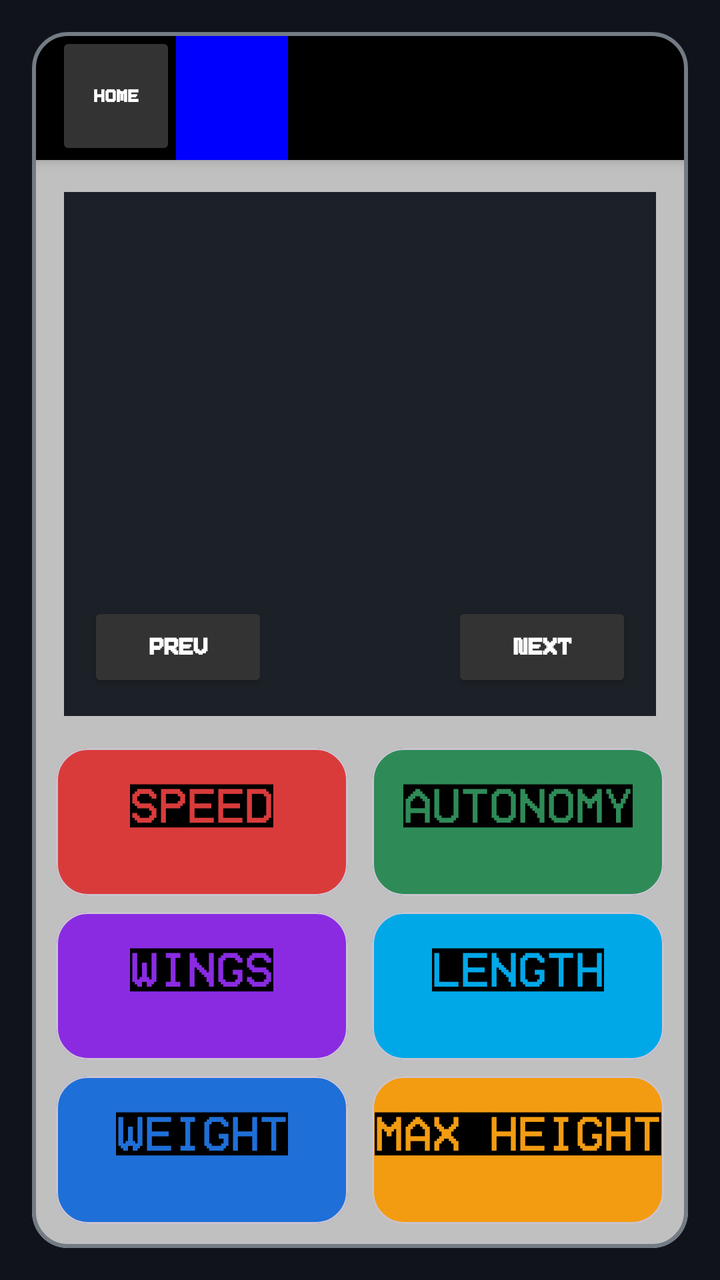
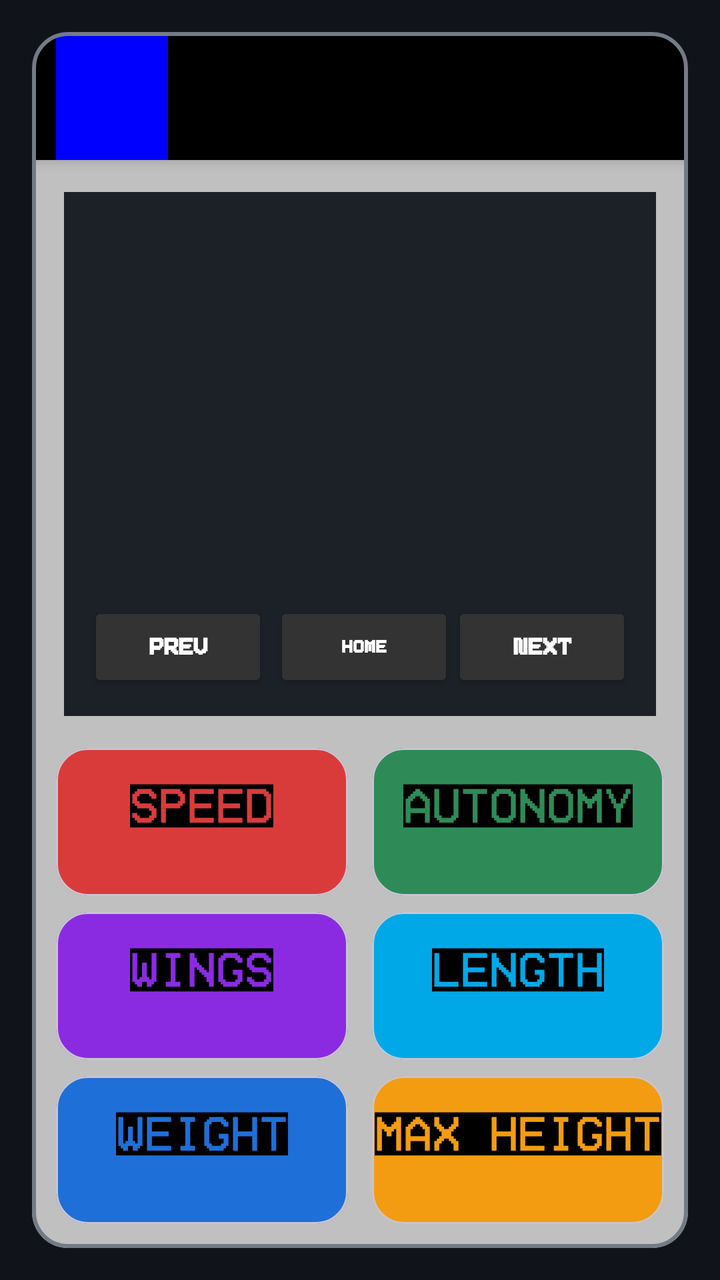

Screens rendered from an Android XML layout before and after an edit, with the pre-edit source and the edit as a unified diff.
<!-- AndroidManifest.xml: application theme Theme.SuperUltima -->
<!-- res/layout/card1.xml -->
<?xml version="1.0" encoding="utf-8"?>
<androidx.constraintlayout.widget.ConstraintLayout
    xmlns:android="http://schemas.android.com/apk/res/android"
    xmlns:app="http://schemas.android.com/apk/res-auto"
    xmlns:tools="http://schemas.android.com/tools"
    android:id="@+id/main"
    android:layout_width="match_parent"
    android:layout_height="match_parent"
    android:background="#10131A"
    tools:context=".AirplanesCardActivity">


    <com.google.android.material.card.MaterialCardView
        android:id="@+id/cardTemplate"
        android:layout_width="0dp"
        android:layout_height="0dp"
        android:layout_margin="16dp"
        app:cardCornerRadius="18dp"
        app:cardBackgroundColor="#252A31"
        app:strokeColor="#737B84"
        app:strokeWidth="2dp"
        app:layout_constraintTop_toTopOf="parent"
        app:layout_constraintBottom_toBottomOf="parent"
        app:layout_constraintStart_toStartOf="parent"
        app:layout_constraintEnd_toEndOf="parent">


        <androidx.constraintlayout.widget.ConstraintLayout
            android:layout_width="match_parent"
            android:layout_height="match_parent"
            android:background="#C0C0C0">


            
            
            

            <LinearLayout
                android:id="@+id/headerBar"
                android:layout_width="0dp"
                android:layout_height="64dp"
                android:orientation="horizontal"
                android:background="#000000"
                android:elevation="4dp"
                android:paddingStart="12dp"
                android:paddingEnd="12dp"
                app:layout_constraintTop_toTopOf="parent"
                app:layout_constraintStart_toStartOf="parent"
                app:layout_constraintEnd_toEndOf="parent">


                

                <Button
                    android:id="@+id/homeButton"
                    android:layout_width="60dp"
                    android:layout_height="match_parent"
                    android:text="HOME"
                    android:textColor="#FFFFFF"
                    android:textSize="12sp"
                    android:textStyle="bold"
                    android:backgroundTint="#333333"
                    android:fontFamily="@font/pixeboy"/>


                

                <FrameLayout
                    android:id="@+id/codeBadge"
                    android:layout_width="56dp"
                    android:layout_height="match_parent"
                    android:background="#0000FF">

                    <TextView
                        android:id="@+id/cardCode"
                        android:layout_width="wrap_content"
                        android:layout_height="wrap_content"
                        android:layout_gravity="center"
                        android:text=""
                        android:textColor="#FFFFFF"
                        android:textSize="40sp"
                        android:textStyle="bold"
                        android:fontFamily="@font/pixeboy"/>

                </FrameLayout>


                

                <LinearLayout
                    android:layout_width="0dp"
                    android:layout_height="match_parent"
                    android:layout_weight="1"
                    android:orientation="vertical"
                    android:gravity="center_vertical"
                    android:paddingStart="12dp">

                    <TextView
                        android:id="@+id/airplaneName"
                        android:layout_width="match_parent"
                        android:layout_height="wrap_content"
                        android:text=""
                        android:textColor="#FFD700"
                        android:textSize="30sp"
                        android:textStyle="bold"
                        android:fontFamily="@font/pixeboy"/>

                    <TextView
                        android:id="@+id/airplaneType"
                        android:layout_width="match_parent"
                        android:layout_height="wrap_content"
                        android:text=""
                        android:textColor="#FFFFFF"
                        android:textSize="16sp"
                        android:textStyle="bold"
                        android:fontFamily="@font/pixeboy"/>

                </LinearLayout>

            </LinearLayout>


            
            
            

            <FrameLayout
                android:id="@+id/imageFrame"
                android:layout_width="0dp"
                android:layout_height="0dp"
                android:layout_margin="16dp"
                android:background="#1C2127"
                app:layout_constraintTop_toBottomOf="@id/headerBar"
                app:layout_constraintBottom_toTopOf="@id/statsContainer"
                app:layout_constraintStart_toStartOf="parent"
                app:layout_constraintEnd_toEndOf="parent">


                

                <ImageView
                    android:id="@+id/airplaneImage"
                    android:layout_width="match_parent"
                    android:layout_height="match_parent"
                    android:scaleType="fitXY"
                    android:src="@android:color/transparent"/>


                
                
                

                <Button
                    android:id="@+id/prevButton"
                    android:layout_width="90dp"
                    android:layout_height="45dp"
                    android:layout_gravity="bottom|start"
                    android:layout_marginStart="12dp"
                    android:layout_marginBottom="12dp"
                    android:text="PREV"
                    android:textColor="#FFFFFF"
                    android:textSize="16sp"
                    android:textStyle="bold"
                    android:backgroundTint="#333333"
                    android:fontFamily="@font/pixeboy"/>


                
                
                

                <Button
                    android:id="@+id/nextButton"
                    android:layout_width="90dp"
                    android:layout_height="45dp"
                    android:layout_gravity="bottom|end"
                    android:layout_marginEnd="12dp"
                    android:layout_marginBottom="12dp"
                    android:text="NEXT"
                    android:textColor="#FFFFFF"
                    android:textSize="16sp"
                    android:textStyle="bold"
                    android:backgroundTint="#333333"
                    android:fontFamily="@font/pixeboy"/>

            </FrameLayout>


            
            
            

            <LinearLayout
                android:id="@+id/statsContainer"
                android:layout_width="0dp"
                android:layout_height="wrap_content"
                android:layout_margin="12dp"
                android:orientation="vertical"
                app:layout_constraintBottom_toBottomOf="parent"
                app:layout_constraintStart_toStartOf="parent"
                app:layout_constraintEnd_toEndOf="parent">


                
                
                

                <LinearLayout
                    android:layout_width="match_parent"
                    android:layout_height="wrap_content"
                    android:orientation="horizontal"
                    android:layout_marginBottom="8dp">


                    

                    <com.google.android.material.card.MaterialCardView
                        android:layout_width="0dp"
                        android:layout_height="74dp"
                        android:layout_weight="1"
                        android:layout_marginEnd="6dp"
                        app:cardCornerRadius="16dp"
                        app:cardBackgroundColor="#D93B3B">

                        <LinearLayout
                            android:layout_width="match_parent"
                            android:layout_height="match_parent"
                            android:orientation="vertical"
                            android:gravity="center">

                            <TextView
                                android:id="@+id/speedLabel"
                                android:layout_width="wrap_content"
                                android:layout_height="wrap_content"
                                android:text="SPEED"
                                android:textColor="#000000"
                                android:textSize="24sp"
                                android:textStyle="bold"
                                android:fontFamily="@font/homevideoboldr90dv"/>

                            <TextView
                                android:id="@+id/speedValue"
                                android:layout_width="wrap_content"
                                android:layout_height="wrap_content"
                                android:text=""
                                android:textColor="#000000"
                                android:textSize="20sp"
                                android:fontFamily="@font/pixeboy"/>

                        </LinearLayout>

                    </com.google.android.material.card.MaterialCardView>


                    

                    <com.google.android.material.card.MaterialCardView
                        android:layout_width="0dp"
                        android:layout_height="74dp"
                        android:layout_weight="1"
                        android:layout_marginStart="6dp"
                        app:cardCornerRadius="16dp"
                        app:cardBackgroundColor="#2E8B57">

                        <LinearLayout
                            android:layout_width="match_parent"
                            android:layout_height="match_parent"
                            android:orientation="vertical"
                            android:gravity="center">

                            <TextView
                                android:id="@+id/autonomyLabel"
                                android:layout_width="wrap_content"
                                android:layout_height="wrap_content"
                                android:text="AUTONOMY"
                                android:textColor="#000000"
                                android:textSize="24sp"
                                android:textStyle="bold"
                                android:fontFamily="@font/homevideoboldr90dv"/>

                            <TextView
                                android:id="@+id/autonomyValue"
                                android:layout_width="wrap_content"
                                android:layout_height="wrap_content"
                                android:text=""
                                android:textColor="#000000"
                                android:textSize="20sp"
                                android:fontFamily="@font/pixeboy"/>

                        </LinearLayout>

                    </com.google.android.material.card.MaterialCardView>

                </LinearLayout>


                
                
                

                <LinearLayout
                    android:layout_width="match_parent"
                    android:layout_height="wrap_content"
                    android:orientation="horizontal"
                    android:layout_marginBottom="8dp">


                    

                    <com.google.android.material.card.MaterialCardView
                        android:layout_width="0dp"
                        android:layout_height="74dp"
                        android:layout_weight="1"
                        android:layout_marginEnd="6dp"
                        app:cardCornerRadius="16dp"
                        app:cardBackgroundColor="#8A2BE2">

                        <LinearLayout
                            android:layout_width="match_parent"
                            android:layout_height="match_parent"
                            android:orientation="vertical"
                            android:gravity="center">

                            <TextView
                                android:id="@+id/wingsLabel"
                                android:layout_width="wrap_content"
                                android:layout_height="wrap_content"
                                android:text="WINGS"
                                android:textColor="#000000"
                                android:textSize="24sp"
                                android:textStyle="bold"
                                android:fontFamily="@font/homevideoboldr90dv"/>

                            <TextView
                                android:id="@+id/wingsValue"
                                android:layout_width="wrap_content"
                                android:layout_height="wrap_content"
                                android:text=""
                                android:textColor="#000000"
                                android:textSize="20sp"
                                android:fontFamily="@font/pixeboy"/>

                        </LinearLayout>

                    </com.google.android.material.card.MaterialCardView>


                    

                    <com.google.android.material.card.MaterialCardView
                        android:layout_width="0dp"
                        android:layout_height="74dp"
                        android:layout_weight="1"
                        android:layout_marginStart="6dp"
                        app:cardCornerRadius="16dp"
                        app:cardBackgroundColor="#00A8E8">

                        <LinearLayout
                            android:layout_width="match_parent"
                            android:layout_height="match_parent"
                            android:orientation="vertical"
                            android:gravity="center">

                            <TextView
                                android:id="@+id/lengthLabel"
                                android:layout_width="wrap_content"
                                android:layout_height="wrap_content"
                                android:text="LENGTH"
                                android:textColor="#000000"
                                android:textSize="24sp"
                                android:textStyle="bold"
                                android:fontFamily="@font/homevideoboldr90dv"/>

                            <TextView
                                android:id="@+id/lengthValue"
                                android:layout_width="wrap_content"
                                android:layout_height="wrap_content"
                                android:text=""
                                android:textColor="#000000"
                                android:textSize="20sp"
                                android:fontFamily="@font/pixeboy"/>

                        </LinearLayout>

                    </com.google.android.material.card.MaterialCardView>

                </LinearLayout>


                
                
                

                <LinearLayout
                    android:layout_width="match_parent"
                    android:layout_height="wrap_content"
                    android:orientation="horizontal">


                    

                    <com.google.android.material.card.MaterialCardView
                        android:layout_width="0dp"
                        android:layout_height="74dp"
                        android:layout_weight="1"
                        android:layout_marginEnd="6dp"
                        app:cardCornerRadius="16dp"
                        app:cardBackgroundColor="#1F6FD8">

                        <LinearLayout
                            android:layout_width="match_parent"
                            android:layout_height="match_parent"
                            android:orientation="vertical"
                            android:gravity="center">

                            <TextView
                                android:id="@+id/weightLabel"
                                android:layout_width="wrap_content"
                                android:layout_height="wrap_content"
                                android:text="WEIGHT"
                                android:textColor="#000000"
                                android:textSize="24sp"
                                android:textStyle="bold"
                                android:fontFamily="@font/homevideoboldr90dv"/>

                            <TextView
                                android:id="@+id/weightValue"
                                android:layout_width="wrap_content"
                                android:layout_height="wrap_content"
                                android:text=""
                                android:textColor="#000000"
                                android:textSize="20sp"
                                android:fontFamily="@font/pixeboy"/>

                        </LinearLayout>

                    </com.google.android.material.card.MaterialCardView>


                    

                    <com.google.android.material.card.MaterialCardView
                        android:layout_width="0dp"
                        android:layout_height="74dp"
                        android:layout_weight="1"
                        android:layout_marginStart="6dp"
                        app:cardCornerRadius="16dp"
                        app:cardBackgroundColor="#F39C12">

                        <LinearLayout
                            android:layout_width="match_parent"
                            android:layout_height="match_parent"
                            android:orientation="vertical"
                            android:gravity="center">

                            <TextView
                                android:id="@+id/maxHeightLabel"
                                android:layout_width="wrap_content"
                                android:layout_height="wrap_content"
                                android:text="MAX HEIGHT"
                                android:textColor="#000000"
                                android:textSize="24sp"
                                android:textStyle="bold"
                                android:fontFamily="@font/homevideoboldr90dv"/>

                            <TextView
                                android:id="@+id/maxHeightValue"
                                android:layout_width="wrap_content"
                                android:layout_height="wrap_content"
                                android:text=""
                                android:textColor="#000000"
                                android:textSize="20sp"
                                android:fontFamily="@font/pixeboy"/>

                        </LinearLayout>

                    </com.google.android.material.card.MaterialCardView>

                </LinearLayout>

            </LinearLayout>

        </androidx.constraintlayout.widget.ConstraintLayout>

    </com.google.android.material.card.MaterialCardView>

</androidx.constraintlayout.widget.ConstraintLayout>
<!-- resources referenced by this layout -->
<resources>
  <style name="Theme.SuperUltima" parent="Base.Theme.SuperUltima" />
  <style name="Base.Theme.SuperUltima" parent="Theme.Material3.DayNight.NoActionBar">
          
          
      </style>
</resources>

<!-- the commit's change to res/layout/card1.xml (unified diff, before → after) -->
@@ -49,19 +49,6 @@
                 app:layout_constraintEnd_toEndOf="parent">
 
 
-                
-
-                <Button
-                    android:id="@+id/homeButton"
-                    android:layout_width="60dp"
-                    android:layout_height="match_parent"
-                    android:text="HOME"
-                    android:textColor="#FFFFFF"
-                    android:textSize="12sp"
-                    android:textStyle="bold"
-                    android:backgroundTint="#333333"
-                    android:fontFamily="@font/pixeboy"/>
-
 
                 
 
@@ -144,12 +131,9 @@
                     android:layout_height="match_parent"
                     android:scaleType="fitXY"
                     android:src="@android:color/transparent"/>
-
-
-                
-                
-                
-
+                
+                
+                
                 <Button
                     android:id="@+id/prevButton"
                     android:layout_width="90dp"
@@ -163,12 +147,23 @@
                     android:textStyle="bold"
                     android:backgroundTint="#333333"
                     android:fontFamily="@font/pixeboy"/>
-
-
-                
-                
-                
-
+                
+                <Button
+                    android:id="@+id/homeButton"
+                    android:layout_width="90dp"
+                    android:layout_height="45dp"
+                    android:layout_gravity="bottom|center"
+                    android:layout_marginStart="2dp"
+                    android:layout_marginBottom="12dp"
+                    android:backgroundTint="#333333"
+                    android:fontFamily="@font/pixeboy"
+                    android:text="HOME"
+                    android:textColor="#FFFFFF"
+                    android:textSize="12sp"
+                    android:textStyle="bold" />
+                
+                
+                
                 <Button
                     android:id="@+id/nextButton"
                     android:layout_width="90dp"
